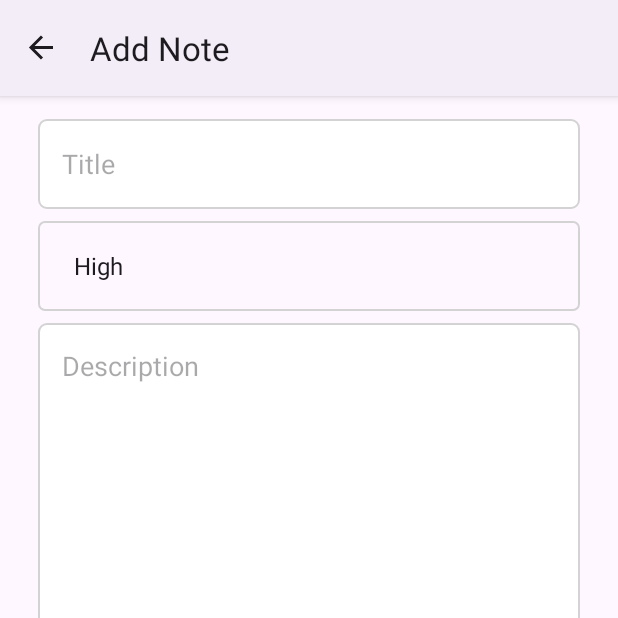
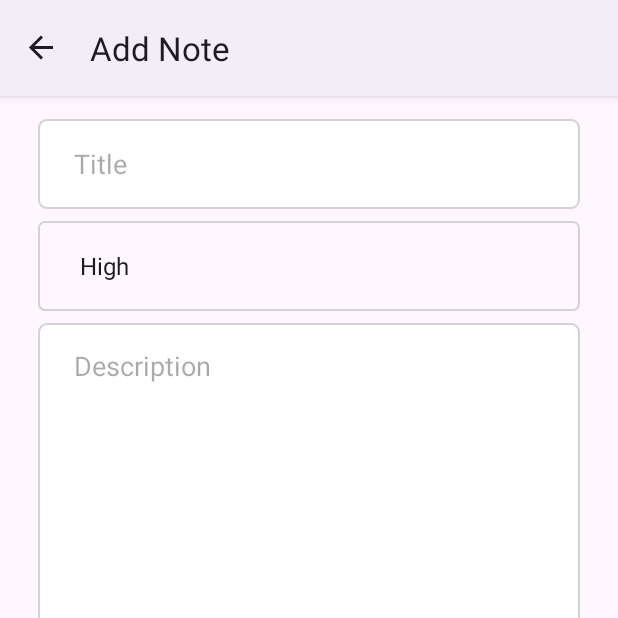
Before and after one commit to Coney484/Note-Z, an Android app: the AddFragment screen opened through its navigation route, on a phone screen of 412 x 824 dp, the top half of it. Run offline under Robolectric (Android 15) with nearby library versions, the light colour scheme and no system bars; our stand-ins replace Room's generated code, data binding, navigation-ui; libraries missing offline, so code that uses them is left out: jp.wasabeef.recyclerview; 3 statements that could not run were skipped.

Commit message:
[fix] fixed bugs related to keyboard and spacing issues

```diff
--- a/app/src/main/res/layout/fragment_add.xml
+++ b/app/src/main/res/layout/fragment_add.xml
@@ -6,7 +6,6 @@
     <androidx.constraintlayout.widget.ConstraintLayout
         android:layout_width="match_parent"
         android:layout_height="match_parent"
-        android:fitsSystemWindows="true"
         android:paddingHorizontal="24dp"
         tools:context=".ui.fragments.add.AddFragment">
 
@@ -18,8 +17,10 @@
             android:background="@drawable/custom_input"
             android:ems="10"
             android:hint="@string/title"
-            android:inputType="text"
-            android:paddingHorizontal="16dp"
+            android:inputType="textPersonName"
+            android:paddingStart="24dp"
+            android:paddingEnd="24dp"
+            app:layout_constraintHorizontal_bias="0.5"
             app:layout_constraintEnd_toEndOf="parent"
             app:layout_constraintStart_toStartOf="parent"
             app:layout_constraintTop_toTopOf="parent" />
@@ -31,8 +32,8 @@
             android:layout_marginTop="8dp"
             android:background="@drawable/graidient_spinner"
             android:entries="@array/priorities"
-            android:paddingHorizontal="16dp"
-
+            android:paddingStart="20dp"
+            android:paddingEnd="20dp"
             app:layout_constraintEnd_toEndOf="parent"
             app:layout_constraintHorizontal_bias="0.5"
             app:layout_constraintStart_toStartOf="parent"
@@ -45,11 +46,12 @@
             android:layout_marginTop="8dp"
             android:background="@drawable/custom_input"
             android:ems="10"
-            android:gravity="start|top"
+            android:gravity="top|start"
             android:hint="@string/description"
             android:inputType="textMultiLine"
-            android:paddingHorizontal="16dp"
+            android:paddingStart="24dp"
             android:paddingTop="16dp"
+            android:paddingEnd="24dp"
             app:layout_constraintBottom_toBottomOf="parent"
             app:layout_constraintEnd_toEndOf="parent"
             app:layout_constraintHorizontal_bias="0.5"
```
Also changed, not shown: app/src/main/res/layout/fragment_update.xml (+9 -6 lines).
